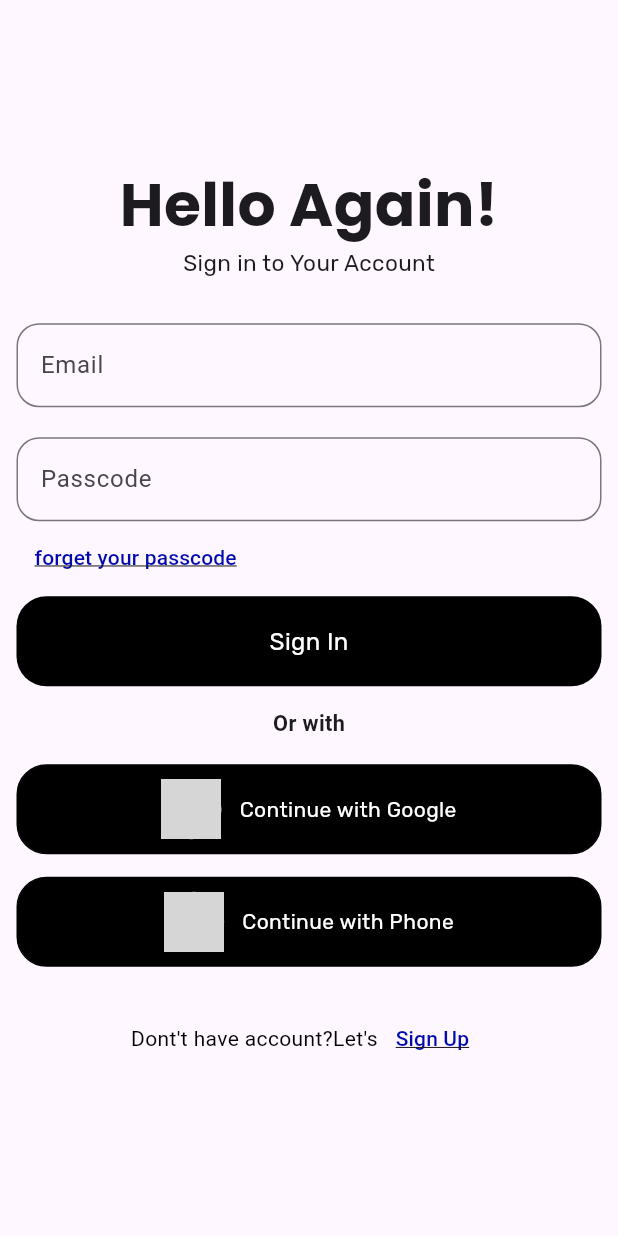
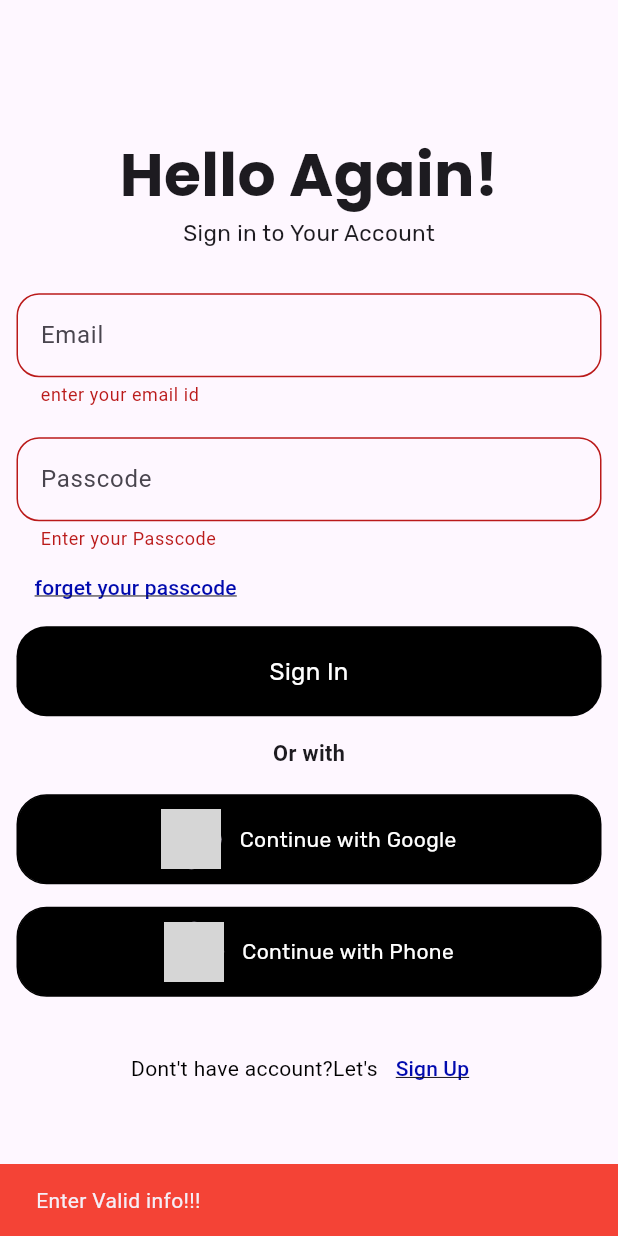
Before and after one commit to 4khil-raj/quick_glimpse, a Flutter app: the screen it shows after launch, after a tap on "Sign In", on a phone screen of 412 x 824 dp. Run offline on Flutter 3.47's test engine with Material 3 defaults, Android fonts, the light colour scheme and no system bars; our stand-ins replace bloc, cloud_firestore, equatable, firebase_auth, firebase_core, flutter_bloc and 3 more; missing offline and left inert: flutter_pin_code_fields, scaffold_gradient_background; accounts and stored records are empty; network calls fail; grey boxes are pictures that could not be loaded.

Commit message:
authentication done

```diff
--- a/lib/application/auth_bloc/auth_bloc.dart
+++ b/lib/application/auth_bloc/auth_bloc.dart
@@ -62,8 +62,10 @@ class AuthBloc extends Bloc<AuthEvent, AuthState> {
     });
 
     on<LoginEvent>((event, emit) async {
+      //
+      try {
+        if (event.email.isNotEmpty && event.passcode.isNotEmpty) {
           emit(AuthLoading());
-      try {
           final userCredential = await _auth.signInWithEmailAndPassword(
               email: event.email, password: event.passcode);
           final user = userCredential.user;
@@ -72,6 +74,9 @@ class AuthBloc extends Bloc<AuthEvent, AuthState> {
           } else {
             emit(UnAuthenticated());
           }
+        } else {
+          emit(AuthError(message: 'Enter Valid info!!!'));
+        }
       } catch (e) {
         emit(AuthError(message: e.toString()));
       }
--- a/lib/application/google_auth/google_auth_event.dart
+++ b/lib/application/google_auth/google_auth_event.dart
@@ -7,4 +7,6 @@ sealed class GoogleAuthEvent extends Equatable {
   List<Object> get props => [];
 }
 
+class Googleinitial extends GoogleAuthEvent {}
+
 final class GoogleSigninEvent extends GoogleAuthEvent {}
--- a/lib/application/otp_bloc/otp_state.dart
+++ b/lib/application/otp_bloc/otp_state.dart
@@ -25,3 +25,5 @@ class PhoneAuthCodeSentSuccess extends OtpState {
 }
 
 class SignUpScreenOtpSuccessState extends OtpState {}
+
+class Loadinghome extends OtpState {}
--- /dev/null
+++ b/lib/presentation/screens/authentication/email_auth.dart
@@ -0,0 +1,73 @@
+// ignore_for_file: prefer_const_constructors
+
+import 'package:flutter/material.dart';
+import 'package:quick_glimpse/application/auth_bloc/auth_bloc.dart';
+import 'package:quick_glimpse/domain/validations/formfield_validation.dart';
+import 'package:quick_glimpse/presentation/widgets/button.dart';
+import 'package:quick_glimpse/presentation/widgets/form_field.dart';
+
+class EmailAuthScreen extends StatelessWidget {
+  final auth;
+  final formkey;
+  const EmailAuthScreen({super.key, required this.auth, required this.formkey});
+
+  @override
+  Widget build(BuildContext context) {
+    final usernameController = TextEditingController();
+    final passwordController = TextEditingController();
+
+    return Column(
+      children: [
+        CustomTextFormField(
+          validator: Validations.validateEmail,
+          hintText: 'Email',
+          controller: usernameController,
+        ),
+        SizedBox(
+          height: 20,
+        ),
+        CustomTextFormField(
+            validator: Validations.validateCreatepassword,
+            hintText: 'Passcode',
+            controller: passwordController),
+        Align(
+            alignment: Alignment.topLeft,
+            child: TextButton(
+                onPressed: () {},
+                child: Text(
+                  'forget your passcode',
+                  style: TextStyle(
+                      decoration: TextDecoration.underline,
+                      color: Color.fromARGB(255, 1, 10, 174)),
+                ))),
+        SizedBox(
+          height: 2,
+        ),
+        customButton(
+          onTap: () {
+            formkey.currentState!.validate();
+            auth.add(LoginEvent(
+                email: usernameController.text.trim(),
+                passcode: passwordController.text.trim()));
+          },
+          textsize: 16,
+          isRow: false,
+          textclr: Colors.white,
+          name: 'Sign In',
+          height: 60.0,
+          width: double.infinity,
+          radius: 20.0,
+          color: Colors.black,
+          borderclr: Colors.transparent,
+        ),
+        SizedBox(
+          height: 15,
+        ),
+        Text(
+          'Or with',
+          style: TextStyle(fontWeight: FontWeight.w600, fontSize: 14.5),
+        ),
+      ],
+    );
+  }
+}
--- a/lib/presentation/screens/authentication/sign_in_widget.dart
+++ b/lib/presentation/screens/authentication/sign_in_widget.dart
@@ -1,4 +1,4 @@
-// ignore_for_file: prefer_const_constructors
+// ignore_for_file: prefer_const_constructors, non_constant_identifier_names, must_be_immutable, sort_child_properties_last
 import 'package:flutter/material.dart';
 import 'package:flutter_bloc/flutter_bloc.dart';
 import 'package:google_fonts/google_fonts.dart';
@@ -6,20 +6,18 @@ import 'package:loading_animation_widget/loading_animation_widget.dart';
 import 'package:quick_glimpse/application/auth_bloc/auth_bloc.dart';
 import 'package:quick_glimpse/application/google_auth/google_auth_bloc.dart';
 import 'package:quick_glimpse/core/route/custom_navigator.dart';
-import 'package:quick_glimpse/domain/validations/formfield_validation.dart';
-import 'package:quick_glimpse/infrastructure/repository/google_auth/google_auth.dart';
+import 'package:quick_glimpse/presentation/screens/authentication/email_auth.dart';
 import 'package:quick_glimpse/presentation/screens/authentication/otp_screen.dart';
 import 'package:quick_glimpse/presentation/screens/authentication/sign_up.dart';
 import 'package:quick_glimpse/presentation/screens/home.dart';
 import 'package:quick_glimpse/presentation/widgets/button.dart';
-import 'package:quick_glimpse/presentation/widgets/form_field.dart';
 
 class SigninFields extends StatelessWidget {
   SigninFields({
     super.key,
   });
-  final usernameController = TextEditingController();
-  final passwordController = TextEditingController();
+  final _formkey = GlobalKey<FormState>();
+  bool Google = false;
   @override
   Widget build(BuildContext context) {
     final auth = BlocProvider.of<AuthBloc>(context);
@@ -40,19 +38,25 @@ class SigninFields extends StatelessWidget {
             ],
           ),
         );
-      }
-      if (state is Authenticated) {
+      } else if (state is Authenticated) {
         WidgetsBinding.instance.addPostFrameCallback((_) {
           customNavPush(context, HomeScreen());
         });
+      } else if (state is AuthError) {
+        WidgetsBinding.instance.addPostFrameCallback((_) {
+          ScaffoldMessenger.of(context).showSnackBar(SnackBar(
+              backgroundColor: Colors.red, content: Text(state.message!)));
+        });
       }
-      return Column(
+      return Form(
+        key: _formkey,
+        child: Column(
           mainAxisAlignment: MainAxisAlignment.center,
           children: [
             Text(
               'Hello Again!',
-            style:
-                GoogleFonts.poppins(fontSize: 40, fontWeight: FontWeight.bold),
+              style: GoogleFonts.poppins(
+                  fontSize: 40, fontWeight: FontWeight.bold),
             ),
             Text(
               'Sign in to Your Account',
@@ -61,53 +65,9 @@ class SigninFields extends StatelessWidget {
             SizedBox(
               height: 30,
             ),
-          CustomTextFormField(
-            validator: Validations.validateEmail,
-            hintText: 'Email',
-            controller: usernameController,
-          ),
-          SizedBox(
-            height: 20,
-          ),
-          CustomTextFormField(
-              validator: Validations.validateCreatepassword,
-              hintText: 'Passcode',
-              controller: passwordController),
-          Align(
-              alignment: Alignment.topLeft,
-              child: TextButton(
-                  onPressed: () {},
-                  child: Text(
-                    'forget your passcode',
-                    style: TextStyle(
-                        decoration: TextDecoration.underline,
-                        color: Color.fromARGB(255, 1, 10, 174)),
-                  ))),
-          SizedBox(
-            height: 2,
-          ),
-          customButton(
-            onTap: () {
-              auth.add(LoginEvent(
-                  email: usernameController.text.trim(),
-                  passcode: passwordController.text.trim()));
-            },
-            textsize: 16,
-            isRow: false,
-            textclr: Colors.white,
-            name: 'Sign In',
-            height: 60.0,
-            width: double.infinity,
-            radius: 20.0,
-            color: Colors.black,
-            borderclr: Colors.transparent,
-          ),
-          SizedBox(
-            height: 15,
-          ),
-          Text(
-            'Or with',
-            style: TextStyle(fontWeight: FontWeight.w600, fontSize: 14.5),
+            EmailAuthScreen(
+              auth: auth,
+              formkey: _formkey,
             ),
             SizedBox(
               height: 16,
@@ -116,14 +76,54 @@ class SigninFields extends StatelessWidget {
                 builder: (context, state) {
               if (state is GoogleAuthenticated) {
                 WidgetsBinding.instance.addPostFrameCallback((_) {
-                customNavPush(context, HomeScreen());
+                  customNavRemoveuntil(context, HomeScreen());
                 });
-            } else {}
+              } else if (state is GoogleAuthLoading) {
+                Google = true;
+              } else if (state is GoogleAuthError) {
+                WidgetsBinding.instance.addPostFrameCallback((_) {
+                  showDialog(
+                      context: context,
+                      builder: (context) {
+                        return AlertDialog(
+                          content: Text(state.message.toString()),
+                          actions: [
+                            TextButton(
+                                onPressed: () {
+                                  Navigator.pop(context);
+                                  BlocProvider.of<GoogleAuthBloc>(context)
+                                      .add(Googleinitial());
+                                },
+                                child: Text('ok'))
+                          ],
+                        );
+                      });
+                });
+              } else if (state is GoogleAuthInitial) {
+                Google = false;
+              }
 
-            return customButton(
+              return Google
+                  ? Container(
+                      decoration: BoxDecoration(
+                        borderRadius: BorderRadius.circular(20),
+                        color: Colors.black,
+                      ),
+                      child: Align(
+                        alignment: Alignment.center,
+                        child: CircularProgressIndicator(
+                          color: Colors.white,
+                        ),
+                      ),
+                      width: double.infinity,
+                      height: 60,
+                    )
+                  : customButton(
                       onTap: () =>
                           //AuthRepository()..signInWithGoogle(context: con,
-                  context.read<GoogleAuthBloc>().add(GoogleSigninEvent()),
+                          context
+                              .read<GoogleAuthBloc>()
+                              .add(GoogleSigninEvent()),
                       isRow: true,
                       color: Colors.black,
                       height: 60,
@@ -161,7 +161,8 @@ class SigninFields extends StatelessWidget {
               mainAxisAlignment: MainAxisAlignment.center,
               children: [
                 Text('Dont\'t have account?Let\'s',
-                  style: TextStyle(color: const Color.fromARGB(255, 0, 0, 0))),
+                    style:
+                        TextStyle(color: const Color.fromARGB(255, 0, 0, 0))),
                 TextButton(
                     onPressed: () {
                       customNavRemoveuntil(context, SignUp());
@@ -175,6 +176,7 @@ class SigninFields extends StatelessWidget {
               ],
             )
           ],
+        ),
       );
     });
   }
--- a/pubspec.yaml
+++ b/pubspec.yaml
@@ -33,6 +33,7 @@ dependencies:
   cloud_firestore: ^4.16.0
   otp_text_field: ^1.1.3
   flutter_pin_code_fields: ^2.2.0
+  build_config: ^1.1.1
 
 dev_dependencies:
   flutter_test:
```
Also changed, not shown: lib/application/google_auth/google_auth_bloc.dart (+12 -6 lines), lib/application/otp_bloc/otp_bloc.dart (+11 -0 lines), lib/infrastructure/repository/google_auth/google_auth.dart (+5 -8 lines), lib/presentation/screens/authentication/otp_screen.dart (+47 -32 lines), pubspec.lock. Lines whose indentation alone changed are shown as unchanged.
